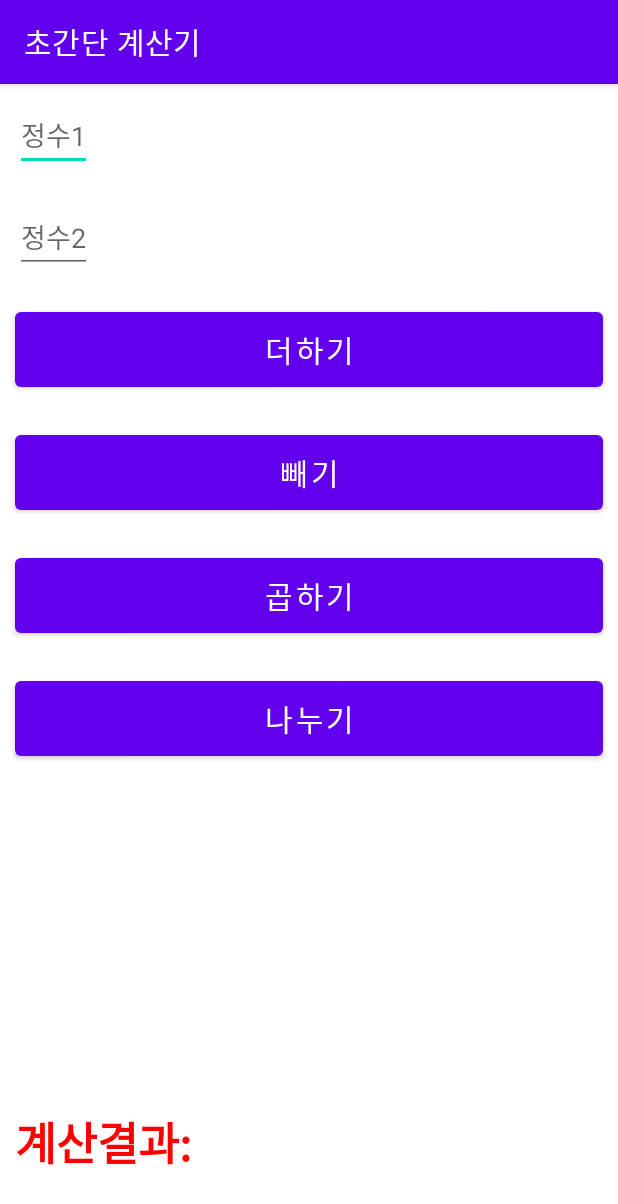
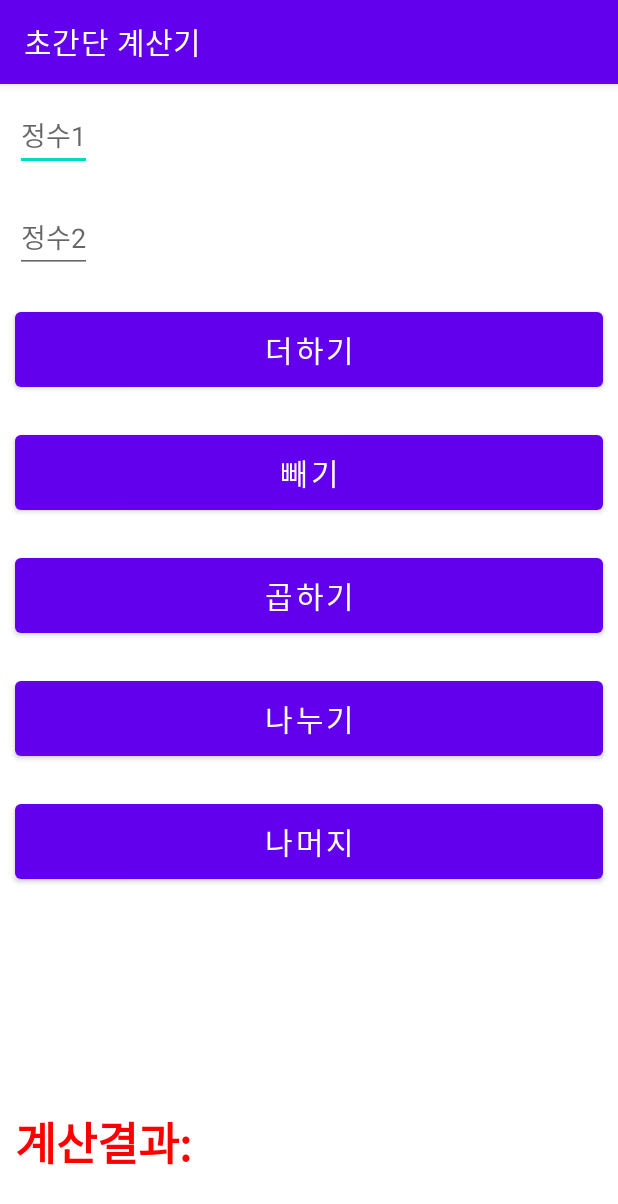
Before and after one commit to dinmoy/SimpleCalculator, an Android app: the screen it shows after launch (MainActivity), on a phone screen of 412 x 824 dp. Shown: the top 1204 px of the screen. Run offline under Robolectric (Android 15) with nearby library versions, the phone set to English and light mode, and no system bars.

Commit message:
간단한 계산기 구현

```diff
--- a/app/src/main/res/layout/activity_main.xml
+++ b/app/src/main/res/layout/activity_main.xml
@@ -53,6 +53,14 @@
         android:padding="@dimen/padding_small"
         android:text="@string/btn_devide"
         android:textSize="@dimen/text_size_medium" />
+    <Button
+        android:id="@+id/btn_mod"
+        android:layout_width="match_parent"
+        android:layout_height="wrap_content"
+        android:layout_margin="@dimen/margin_small"
+        android:padding="@dimen/padding_small"
+        android:text="나머지"
+        android:textSize="@dimen/text_size_medium" />
     <TextView
         android:id="@+id/text_result"
         android:layout_width="match_parent"
@@ -65,4 +73,5 @@
         android:textStyle="bold"
         android:textColor="@color/text_result_color" />
 
+
 </LinearLayout>
--- a/app/src/main/res/values/strings.xml
+++ b/app/src/main/res/values/strings.xml
@@ -6,5 +6,6 @@
     <string name="btn_minus">빼기</string>
     <string name="btn_multiply">곱하기</string>
     <string name="btn_devide">나누기</string>
+    <string name="btn_mod">나머지</string>
     <string name="text_result">계산결과:</string>
 </resources>
```
Also changed, not shown: app/src/main/java/kr/hs/emirim/lhj/simplecalculator/MainActivity.kt (+54 -6 lines).
